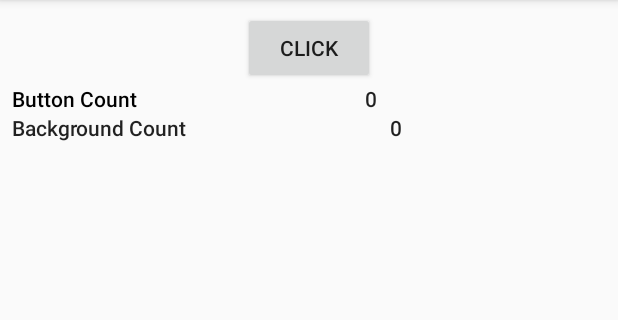
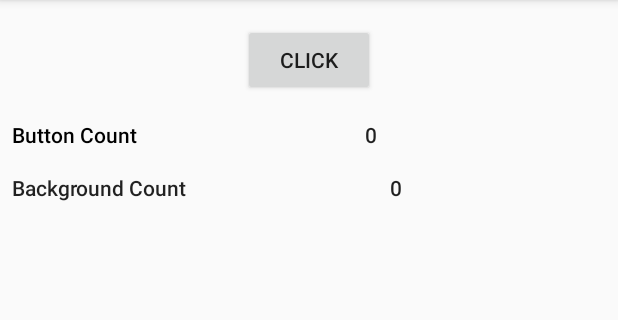
Before and after one commit to PremJ16/Round1, an Android app: the screen it shows after launch (MainActivity), on a phone screen of 412 x 824 dp, the part 84-404 px from its top. Run offline under Robolectric (Android 15) with nearby library versions, the phone set to English and light mode, and no system bars.

Commit message:
updated both layouts

```diff
--- a/app/src/main/res/layout-land/activity_main.xml
+++ b/app/src/main/res/layout-land/activity_main.xml
@@ -4,6 +4,7 @@
     xmlns:tools="http://schemas.android.com/tools"
     android:layout_width="match_parent"
     android:layout_height="match_parent"
+    android:layout_marginBottom="8sp"
     tools:context=".MainActivity">
 
     <LinearLayout
@@ -27,6 +28,8 @@
                 android:id="@+id/backgrouncounterTextView"
                 android:layout_width="wrap_content"
                 android:layout_height="wrap_content"
+                android:layout_marginTop="8sp"
+                android:layout_marginBottom="8sp"
                 android:layout_weight="1"
                 android:text="Background Count"
                 android:textAppearance="@style/TextAppearance.AppCompat.Body2" />
@@ -35,6 +38,8 @@
                 android:id="@+id/backgroundcounter"
                 android:layout_width="wrap_content"
                 android:layout_height="wrap_content"
+                android:layout_marginTop="8sp"
+                android:layout_marginBottom="8sp"
                 android:layout_weight="1"
                 android:text="TextView"
                 android:textAppearance="@style/TextAppearance.AppCompat.Body2" />
@@ -51,6 +56,8 @@
                 android:id="@+id/buttoncounterTextView"
                 android:layout_width="wrap_content"
                 android:layout_height="wrap_content"
+                android:layout_marginTop="8sp"
+                android:layout_marginBottom="8sp"
                 android:layout_weight="1"
                 android:text="Button Count"
                 android:textAppearance="@style/TextAppearance.AppCompat.Body2"
@@ -60,6 +67,8 @@
                 android:id="@+id/buttoncounter"
                 android:layout_width="wrap_content"
                 android:layout_height="wrap_content"
+                android:layout_marginTop="8sp"
+                android:layout_marginBottom="8sp"
                 android:layout_weight="1"
                 android:text="TextView"
                 android:textAppearance="@style/TextAppearance.AppCompat.Body2" />
@@ -71,10 +80,10 @@
         android:id="@+id/button"
         android:layout_width="wrap_content"
         android:layout_height="wrap_content"
+        android:layout_marginBottom="8dp"
         android:onClick="onbuttonclick"
         android:text="Click"
         app:layout_constraintBottom_toBottomOf="parent"
         app:layout_constraintEnd_toEndOf="@+id/vertical_layout"
-        app:layout_constraintStart_toStartOf="@+id/vertical_layout"
-        app:layout_constraintTop_toTopOf="@+id/vertical_layout" />
+        app:layout_constraintStart_toStartOf="@+id/vertical_layout" />
 </androidx.constraintlayout.widget.ConstraintLayout>
--- a/app/src/main/res/layout/activity_main.xml
+++ b/app/src/main/res/layout/activity_main.xml
@@ -20,6 +20,8 @@
             android:id="@+id/button"
             android:layout_width="wrap_content"
             android:layout_height="wrap_content"
+            android:layout_marginTop="8sp"
+            android:layout_marginBottom="8sp"
             android:onClick="onbuttonclick"
             android:text="Click" />
 
@@ -34,6 +36,8 @@
                 android:id="@+id/buttoncounterTextView"
                 android:layout_width="wrap_content"
                 android:layout_height="wrap_content"
+                android:layout_marginTop="8sp"
+                android:layout_marginBottom="8sp"
                 android:layout_weight="1"
                 android:text="Button Count"
                 android:textAppearance="@style/TextAppearance.AppCompat.Body2"
@@ -43,6 +47,8 @@
                 android:id="@+id/buttoncounter"
                 android:layout_width="wrap_content"
                 android:layout_height="wrap_content"
+                android:layout_marginTop="8sp"
+                android:layout_marginBottom="8sp"
                 android:layout_weight="1"
                 android:text="TextView"
                 android:textAppearance="@style/TextAppearance.AppCompat.Body2" />
@@ -58,6 +64,8 @@
                 android:id="@+id/backgrouncounterTextView"
                 android:layout_width="wrap_content"
                 android:layout_height="wrap_content"
+                android:layout_marginTop="8sp"
+                android:layout_marginBottom="8sp"
                 android:layout_weight="1"
                 android:text="Background Count"
                 android:textAppearance="@style/TextAppearance.AppCompat.Body2" />
@@ -66,6 +74,8 @@
                 android:id="@+id/backgroundcounter"
                 android:layout_width="wrap_content"
                 android:layout_height="wrap_content"
+                android:layout_marginTop="8sp"
+                android:layout_marginBottom="8sp"
                 android:layout_weight="1"
                 android:text="TextView"
                 android:textAppearance="@style/TextAppearance.AppCompat.Body2" />
```
